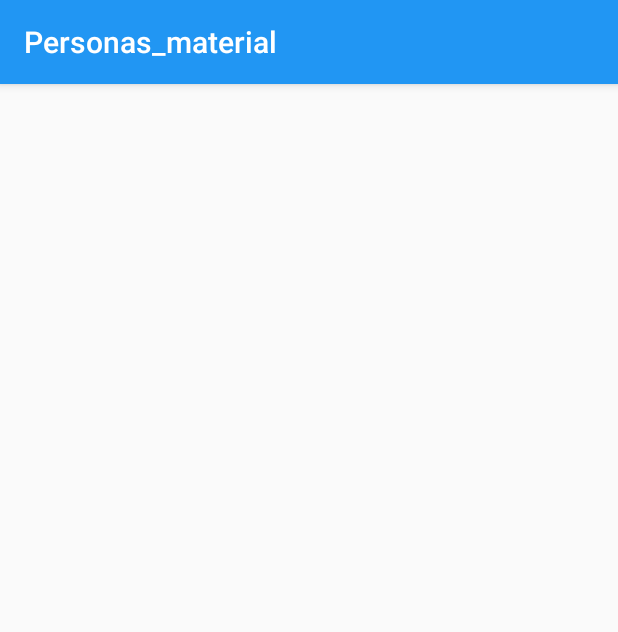
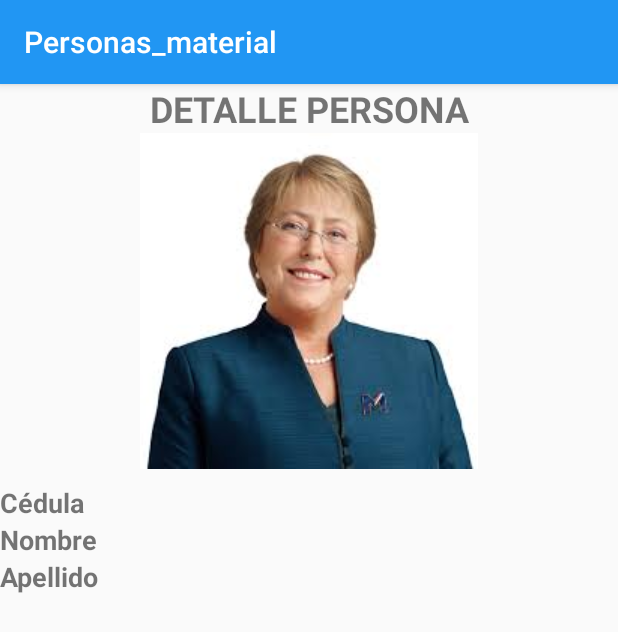
Before and after one commit to arevalojosealfredo/personas_material_unimagdalena, an Android app: the DetallePersona screen opened directly, with no data from a screen before it, on a phone screen of 412 x 824 dp. Shown: the top 632 px of the screen. Run offline under Robolectric (Android 15) with nearby library versions, the phone set to English and light mode, and no system bars.

Commit message:
Interfaz Detalle persona teerminada

```diff
--- a/app/build.gradle
+++ b/app/build.gradle
@@ -31,6 +31,7 @@ dependencies {
     implementation 'androidx.constraintlayout:constraintlayout:1.1.3'
     implementation 'androidx.navigation:navigation-fragment:2.0.0'
     implementation 'androidx.navigation:navigation-ui:2.0.0'
+    implementation 'de.hdodenhof:circleimageview:3.1.0'
     testImplementation 'junit:junit:4.12'
     androidTestImplementation 'androidx.test.ext:junit:1.1.1'
     androidTestImplementation 'androidx.test.espresso:espresso-core:3.2.0'
--- a/app/src/main/java/com/example/personas_material/AgregarPersona.java
+++ b/app/src/main/java/com/example/personas_material/AgregarPersona.java
@@ -39,6 +39,7 @@ public class AgregarPersona extends AppCompatActivity {
         ced = cedula.getText().toString();
         nom = nombre.getText().toString();
         apell = apellido.getText().toString();
+        foto = foto_aleatoria();
         persona = new Persona(ced, nom, apell, foto);
         persona.guardar();
         limpiar();
--- a/app/src/main/java/com/example/personas_material/MainActivity.java
+++ b/app/src/main/java/com/example/personas_material/MainActivity.java
@@ -8,10 +8,14 @@ import com.google.android.material.snackbar.Snackbar;
 
 import androidx.appcompat.app.AppCompatActivity;
 import androidx.appcompat.widget.Toolbar;
+import androidx.recyclerview.widget.LinearLayoutManager;
+import androidx.recyclerview.widget.RecyclerView;
 
 import android.view.View;
 import android.view.Menu;
 import android.view.MenuItem;
+
+import java.util.ArrayList;
 
 public class MainActivity extends AppCompatActivity{
 
@@ -21,8 +25,22 @@ public class MainActivity extends AppCompatActivity{
         setContentView(R.layout.activity_main);
         Toolbar toolbar = findViewById(R.id.toolbar);
         setSupportActionBar(toolbar);
+        FloatingActionButton fab;
+        RecyclerView lstPersonas;
+        ArrayList<Persona> personas;
+        LinearLayoutManager llm;
+        AdaptadorPersona adapter;
 
-        FloatingActionButton fab = findViewById(R.id.btnAgregar);
+        lstPersonas = findViewById(R.id.lstPersonas);
+        personas = Datos.obtener();
+        llm = new LinearLayoutManager(this);
+        adapter = new AdaptadorPersona(personas);
+
+        llm.setOrientation(RecyclerView.VERTICAL);
+        lstPersonas.setLayoutManager(llm);
+        lstPersonas.setAdapter(adapter);
+
+        fab = findViewById(R.id.btnAgregar);
 
     }
 
--- a/app/src/main/res/layout/activity_detalle_persona.xml
+++ b/app/src/main/res/layout/activity_detalle_persona.xml
@@ -6,4 +6,94 @@
     android:layout_height="match_parent"
     tools:context=".DetallePersona">
 
+    <LinearLayout
+        android:layout_width="match_parent"
+        android:layout_height="match_parent"
+        android:orientation="vertical">
+
+        <TextView
+            android:id="@+id/lblTituloDetalle"
+            android:layout_width="match_parent"
+            android:layout_height="wrap_content"
+            android:gravity="center_horizontal"
+            android:text="@string/titulo_detalle"
+            android:textSize="24sp"
+            android:textStyle="bold" />
+
+        <ImageView
+            android:id="@+id/imgFotoDetalle"
+            android:layout_width="match_parent"
+            android:layout_height="wrap_content"
+            app:srcCompat="@drawable/images" />
+
+        <TableLayout
+            android:id="@+id/tblTablaDetalle"
+            android:layout_width="match_parent"
+            android:layout_height="match_parent"
+            android:layout_marginTop="10sp"
+            android:stretchColumns="*">
+
+            <TableRow
+                android:id="@+id/filaCedula"
+                android:layout_width="match_parent"
+                android:layout_height="match_parent">
+
+                <TextView
+                    android:id="@+id/lblTituloCedula"
+                    android:layout_width="wrap_content"
+                    android:layout_height="wrap_content"
+                    android:text="@string/cedula"
+                    android:textSize="18sp"
+                    android:textStyle="bold" />
+
+                <TextView
+                    android:id="@+id/lblCedulaDetalle"
+                    android:layout_width="wrap_content"
+                    android:layout_height="wrap_content"
+                    android:textSize="18sp" />
+            </TableRow>
+
+            <TableRow
+                android:id="@+id/filaNombre"
+                android:layout_width="match_parent"
+                android:layout_height="match_parent">
+
+                <TextView
+                    android:id="@+id/lblTituloNombre"
+                    android:layout_width="wrap_content"
+                    android:layout_height="wrap_content"
+                    android:text="@string/nombre"
+                    android:textSize="18sp"
+                    android:textStyle="bold" />
+
+                <TextView
+                    android:id="@+id/lblNombreDetalle"
+                    android:layout_width="wrap_content"
+                    android:layout_height="wrap_content"
+                    android:textSize="18sp" />
+            </TableRow>
+
+            <TableRow
+                android:id="@+id/filaApellido"
+                android:layout_width="match_parent"
+                android:layout_height="match_parent">
+
+                <TextView
+                    android:id="@+id/lblTituloApellido"
+                    android:layout_width="wrap_content"
+                    android:layout_height="wrap_content"
+                    android:text="@string/apellido"
+                    android:textSize="18sp"
+                    android:textStyle="bold" />
+
+                <TextView
+                    android:id="@+id/lblApellidoDetalle"
+                    android:layout_width="wrap_content"
+                    android:layout_height="wrap_content"
+                    android:textSize="18sp" />
+
+            </TableRow>
+
+        </TableLayout>
+    </LinearLayout>
 </androidx.constraintlayout.widget.ConstraintLayout>
--- a/app/src/main/res/layout/item_persona.xml
+++ b/app/src/main/res/layout/item_persona.xml
@@ -3,6 +3,7 @@
     xmlns:app="http://schemas.android.com/apk/res-auto"
     android:layout_width="match_parent"
     android:layout_height="wrap_content"
+    android:layout_marginBottom="10sp"
     android:orientation="vertical">
 
     <androidx.cardview.widget.CardView
@@ -14,11 +15,11 @@
             android:layout_height="match_parent"
             android:orientation="horizontal">
 
-            <ImageView
+            <de.hdodenhof.circleimageview.CircleImageView
                 android:id="@+id/imgFoto"
                 android:layout_width="96dp"
                 android:layout_height="96dp"
-                app:srcCompat="@drawable/images" />
+                android:src="@drawable/images"/>
 
             <LinearLayout
                 android:layout_width="match_parent"
@@ -47,9 +48,9 @@
                     android:id="@+id/lblCedula"
                     android:layout_width="match_parent"
                     android:layout_height="wrap_content"
+                    android:layout_marginLeft="5sp"
                     android:text="TextView"
-                    android:textSize="22sp"
-                    android:layout_marginLeft="5sp" />
+                    android:textSize="22sp" />
             </LinearLayout>
         </LinearLayout>
     </androidx.cardview.widget.CardView>
--- a/app/src/main/res/values/strings.xml
+++ b/app/src/main/res/values/strings.xml
@@ -16,4 +16,5 @@
     <string name="boton_guardar">GUARDAR</string>
     <string name="boton_limpiar">LIMPIAR</string>
     <string name="mensaje_guardar">Persona Guardada Exitosamente</string>
+    <string name="titulo_detalle">DETALLE PERSONA</string>
 </resources>
```
